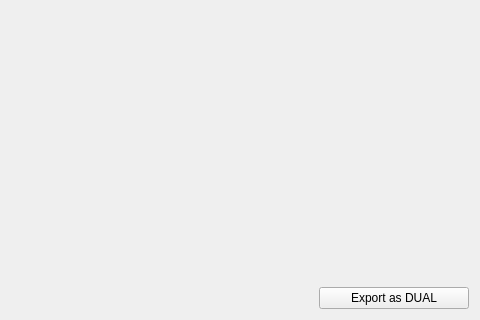
This is TileDist/TileDist.ui in TomasSirgedas/HadwigerNelson-TileDist as Qt 5 draws it before an edit; both pictures show x 907 to 1387 and y 545 to 865 of the 1387 by 865 pixel window. The edited form follows.
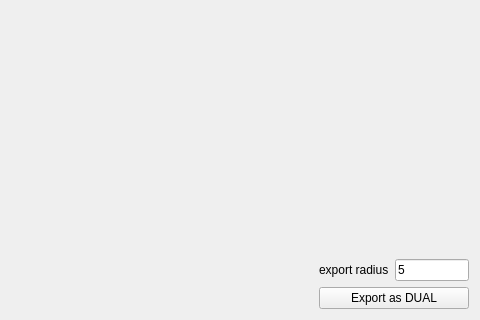
This is the edited form.

Commit message: export to DUAL

What changed in the file:
```diff
--- a/TileDist/TileDist.ui
+++ b/TileDist/TileDist.ui
@@ -187,6 +187,24 @@
         </property>
        </spacer>
       </item>
+      <item>
+       <layout class="QHBoxLayout" name="horizontalLayout_9">
+        <item>
+         <widget class="QLabel" name="label_8">
+          <property name="text">
+           <string>export radius</string>
+          </property>
+         </widget>
+        </item>
+        <item>
+         <widget class="QLineEdit" name="exportRadiusLineEdit">
+          <property name="text">
+           <string>5</string>
+          </property>
+         </widget>
+        </item>
+       </layout>
+      </item>
       <item>
        <widget class="QPushButton" name="exportButton">
         <property name="text">
```
The commit also changes 2 other files.
